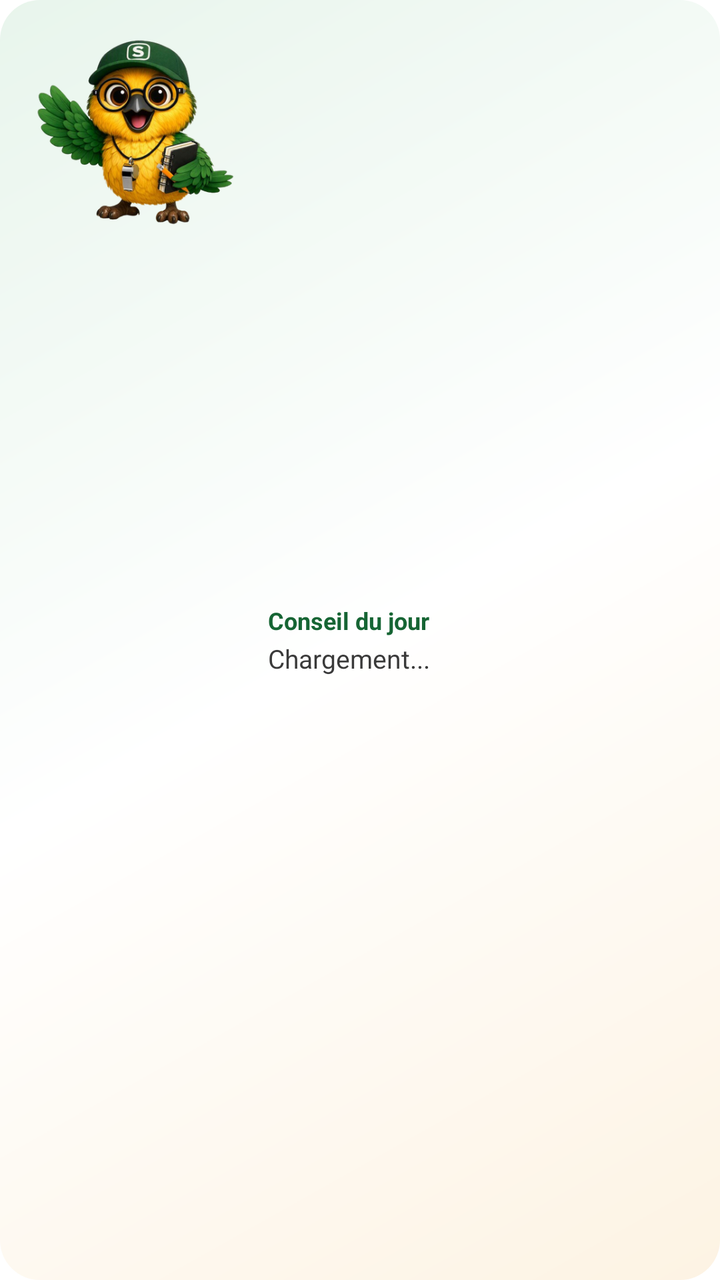
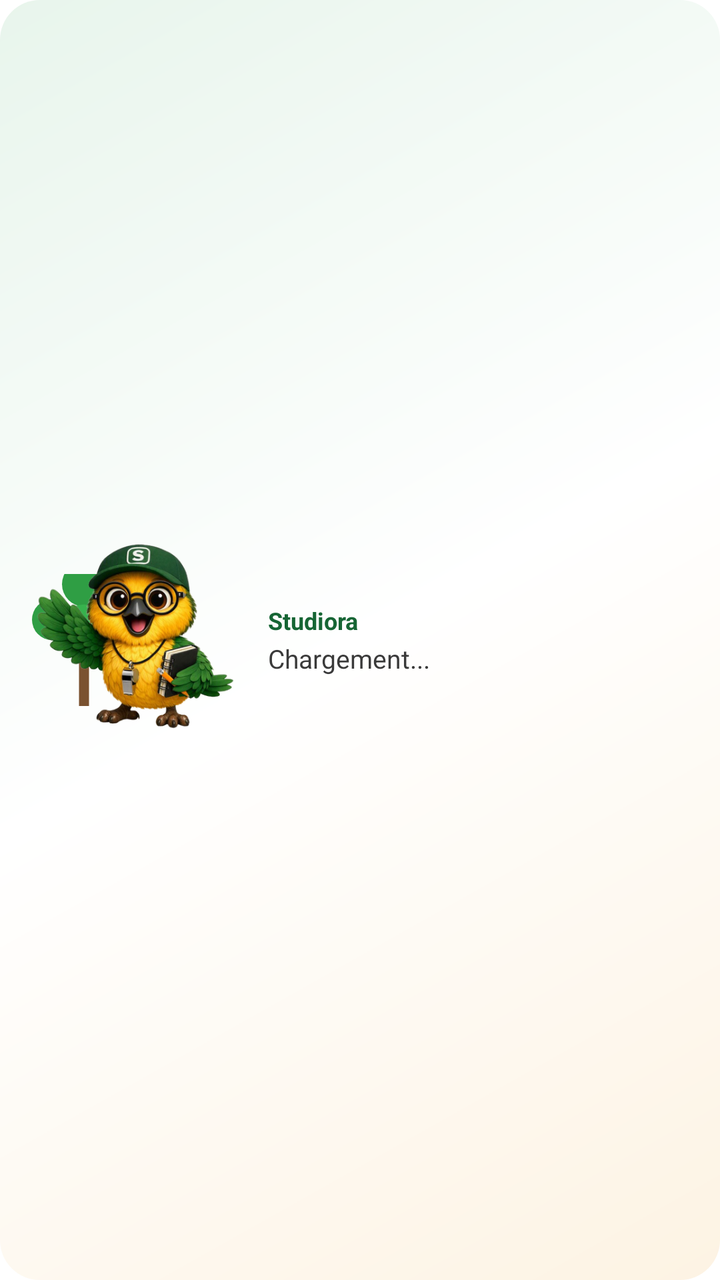

Screens rendered from an Android XML layout before and after an edit, with the pre-edit source and the edit as a unified diff.
<!-- AndroidManifest.xml: fallback theme Theme.MaterialComponents.DayNight.NoActionBar -->
<!-- res/layout/studiora_widget.xml -->
<?xml version="1.0" encoding="utf-8"?>
<LinearLayout xmlns:android="http://schemas.android.com/apk/res/android"
    android:id="@+id/widget_root"
    android:layout_width="match_parent"
    android:layout_height="match_parent"
    android:background="@drawable/studiora_widget_bg"
    android:orientation="horizontal"
    android:gravity="center_vertical"
    android:padding="12dp">

    <ImageView
        android:id="@+id/widget_mascot"
        android:layout_width="0dp"
        android:layout_height="match_parent"
        android:layout_weight="1"
        android:adjustViewBounds="true"
        android:scaleType="fitStart"
        android:contentDescription="Mascotte Studiora"
        android:src="@drawable/studiora_widget_mascot" />

    <LinearLayout
        android:layout_width="0dp"
        android:layout_height="wrap_content"
        android:layout_weight="2"
        android:orientation="vertical"
        android:paddingStart="10dp">

        <TextView
            android:id="@+id/widget_label"
            android:layout_width="wrap_content"
            android:layout_height="wrap_content"
            android:text="Conseil du jour"
            android:textColor="#166534"
            android:textStyle="bold"
            android:textSize="12sp" />

        <TextView
            android:id="@+id/widget_tip"
            android:layout_width="match_parent"
            android:layout_height="wrap_content"
            android:layout_marginTop="2dp"
            android:text="Chargement..."
            android:textColor="#3A3A3A"
            android:textSize="13sp"
            android:maxLines="4"
            android:ellipsize="end" />

    </LinearLayout>

</LinearLayout>
<!-- resources referenced by this layout -->
<resources>
  <!-- drawable studiora_widget_bg (drawable) -->
  <?xml version="1.0" encoding="utf-8"?>
  <shape xmlns:android="http://schemas.android.com/apk/res/android"
      android:shape="rectangle">
      <corners android:radius="20dp" />
      <gradient
          android:type="linear"
          android:angle="315"
          android:startColor="#E8F5EC"
          android:centerColor="#FFFFFF"
          android:endColor="#FDF3E3" />
  </shape>
  <!-- drawable studiora_widget_mascot: png bitmap (drawable, 140838 bytes) -->
</resources>

<!-- the commit's change to res/layout/studiora_widget.xml (unified diff, before → after) -->
@@ -8,15 +8,30 @@
     android:gravity="center_vertical"
     android:padding="12dp">
 
-    <ImageView
-        android:id="@+id/widget_mascot"
+    <FrameLayout
         android:layout_width="0dp"
         android:layout_height="match_parent"
-        android:layout_weight="1"
-        android:adjustViewBounds="true"
-        android:scaleType="fitStart"
-        android:contentDescription="Mascotte Studiora"
-        android:src="@drawable/studiora_widget_mascot" />
+        android:layout_weight="1">
+
+        <ImageView
+            android:id="@+id/widget_tree"
+            android:layout_width="wrap_content"
+            android:layout_height="match_parent"
+            android:layout_gravity="start|center_vertical"
+            android:scaleType="centerInside"
+            android:contentDescription="Arbre de connaissance"
+            android:src="@drawable/studiora_widget_tree" />
+
+        <ImageView
+            android:id="@+id/widget_mascot"
+            android:layout_width="wrap_content"
+            android:layout_height="match_parent"
+            android:layout_gravity="end|bottom"
+            android:scaleType="centerInside"
+            android:contentDescription="Mascotte Studiora"
+            android:src="@drawable/studiora_widget_mascot" />
+
+    </FrameLayout>
 
     <LinearLayout
         android:layout_width="0dp"
@@ -29,7 +44,7 @@
             android:id="@+id/widget_label"
             android:layout_width="wrap_content"
             android:layout_height="wrap_content"
-            android:text="Conseil du jour"
+            android:text="Studiora"
             android:textColor="#166534"
             android:textStyle="bold"
             android:textSize="12sp" />
<!-- resource entries referenced after the edit -->
@@ -13,5 +13,28 @@
           android:endColor="#FDF3E3" />
   </shape>
   <!-- drawable studiora_widget_mascot: png bitmap (drawable, 140838 bytes) -->
+  <!-- drawable studiora_widget_tree (drawable) -->
+  <?xml version="1.0" encoding="utf-8"?>
+  <vector xmlns:android="http://schemas.android.com/apk/res/android"
+      android:width="60dp"
+      android:height="66dp"
+      android:viewportWidth="120"
+      android:viewportHeight="130">
+      <path
+          android:fillColor="#7A5230"
+          android:pathData="M55,130 L55,85 L65,85 L65,130 Z" />
+      <path
+          android:fillColor="#2F9E44"
+          android:pathData="M60,10 m-22,0 a22,22 0 1,0 44,0 a22,22 0 1,0 -44,0" />
+      <path
+          android:fillColor="#2F9E44"
+          android:pathData="M28,45 m-20,0 a20,20 0 1,0 40,0 a20,20 0 1,0 -40,0" />
+      <path
+          android:fillColor="#2F9E44"
+          android:pathData="M92,45 m-20,0 a20,20 0 1,0 40,0 a20,20 0 1,0 -40,0" />
+      <path
+          android:fillColor="#37B24D"
+          android:pathData="M60,55 m-25,0 a25,25 0 1,0 50,0 a25,25 0 1,0 -50,0" />
+  </vector>
 </resources>
 
